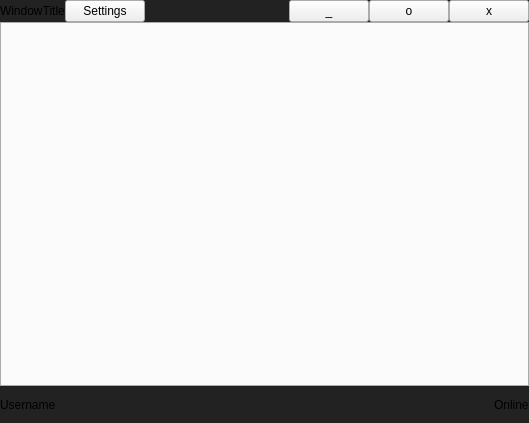
othieno/itchio-app, file src/presentation/forms/window.ui: the form before one commit.
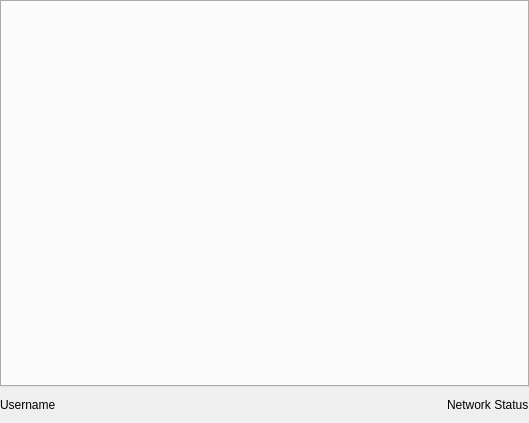
The form after the commit.

```diff
--- a/src/presentation/forms/window.ui
+++ b/src/presentation/forms/window.ui
@@ -11,20 +11,48 @@
    </rect>
   </property>
   <property name="windowTitle">
-   <string>MainWindow</string>
+   <string/>
+  </property>
+  <property name="styleSheet">
+   <string notr="true">*
+{
+	color:#FFF;
+	font-family:&quot;Lato&quot;;
+}
+
+#centralWidget
+{
+	border:none;
+	/*background:#7A6B6E;*/
+	background:#333;
+}
+
+#centralWidgetContent
+{
+}
+	#centralWidgetContent &gt; QTabBar
+	{
+		border:none;
+		font-size:14pt;
+	}
+		QTabWidget#centralWidgetContent &gt; QTabBar::tab
+		{
+			border:none;
+			color:#888;
+			margin:0 0.5em 0.5em 0.5em;
+			/*text-transform:uppercase;*/
+		}
+			QTabWidget#centralWidgetContent &gt; QTabBar::tab:selected
+			{
+				color:#FFF;
+			}</string>
   </property>
   <widget class="QWidget" name="centralWidget">
    <property name="contextMenuPolicy">
     <enum>Qt::NoContextMenu</enum>
    </property>
    <property name="styleSheet">
-    <string notr="true">#centralWidget
-{
-	border:none;
-	margin:0;
-	padding:0;
-	background:#222;
-}</string>
+    <string notr="true"/>
    </property>
    <layout class="QVBoxLayout" name="verticalLayout">
     <property name="spacing">
@@ -45,13 +73,7 @@
     <item>
      <widget class="QFrame" name="titlebar">
       <property name="contextMenuPolicy">
-       <enum>Qt::DefaultContextMenu</enum>
-      </property>
-      <property name="styleSheet">
-       <string notr="true">#titlebar
-{
-	background:#222;
-}</string>
+       <enum>Qt::NoContextMenu</enum>
       </property>
       <property name="frameShape">
        <enum>QFrame::NoFrame</enum>
@@ -78,72 +100,6 @@
        <property name="bottomMargin">
         <number>0</number>
        </property>
-       <item>
-        <widget class="QLabel" name="windowTitle">
-         <property name="focusPolicy">
-          <enum>Qt::NoFocus</enum>
-         </property>
-         <property name="contextMenuPolicy">
-          <enum>Qt::NoContextMenu</enum>
-         </property>
-         <property name="lineWidth">
-          <number>0</number>
-         </property>
-         <property name="text">
-          <string>WindowTitle</string>
-         </property>
-         <property name="textFormat">
-          <enum>Qt::PlainText</enum>
-         </property>
-         <property name="alignment">
-          <set>Qt::AlignLeading|Qt::AlignLeft|Qt::AlignVCenter</set>
-         </property>
-        </widget>
-       </item>
-       <item>
-        <widget class="QPushButton" name="settingsButton">
-         <property name="text">
-          <string>Settings</string>
-         </property>
-        </widget>
-       </item>
-       <item>
-        <spacer name="titlebarSpacer">
-         <property name="orientation">
-          <enum>Qt::Horizontal</enum>
-         </property>
-         <property name="sizeHint" stdset="0">
-          <size>
-           <width>65</width>
-           <height>20</height>
-          </size>
-         </property>
-        </spacer>
-       </item>
-       <item>
-        <widget class="QPushButton" name="minimzeButton">
-         <property name="text">
-          <string>_</string>
-         </property>
-        </widget>
-       </item>
-       <item>
-        <widget class="QPushButton" name="maximizeButton">
-         <property name="text">
-          <string>o</string>
-         </property>
-        </widget>
-       </item>
-       <item>
-        <widget class="QPushButton" name="closeButton">
-         <property name="text">
-          <string>x</string>
-         </property>
-         <property name="autoDefault">
-          <bool>false</bool>
-         </property>
-        </widget>
-       </item>
       </layout>
      </widget>
     </item>
@@ -154,7 +110,7 @@
       </property>
       <property name="font">
        <font>
-        <pointsize>14</pointsize>
+        <family>Lato</family>
        </font>
       </property>
       <property name="cursor">
@@ -170,18 +126,7 @@
        <enum>Qt::NoContextMenu</enum>
       </property>
       <property name="styleSheet">
-       <string notr="true">QTabBar::tab
-{
-	color:#888;
-	background:#222;
-	border-bottom-color:red;
-	/*text-transform:uppercase;*/
-	margin:0.5em;
-}
-QTabBar::tab:selected
-{
-	color:#FFF;
-}</string>
+       <string notr="true"/>
       </property>
       <property name="tabPosition">
        <enum>QTabWidget::North</enum>
@@ -206,10 +151,7 @@
     <item>
      <widget class="QFrame" name="footer">
       <property name="styleSheet">
-       <string notr="true">#footer
-{
-	background:#222;
-}</string>
+       <string notr="true"/>
       </property>
       <property name="frameShape">
        <enum>QFrame::NoFrame</enum>
@@ -259,7 +201,7 @@
        <item>
         <widget class="QLabel" name="networkOperationModeLabel">
          <property name="text">
-          <string>Online</string>
+          <string>Network Status</string>
          </property>
         </widget>
        </item>
```
Left out of the diff: 8 changed lines with no effect on the pictures.
